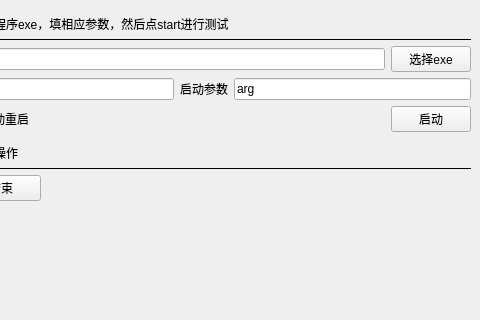
First picture: the form in Qt/MultiProcess_Win/Client/ClientWindow.ui, repository gongjianbo/MyTestCode, before the edit; both pictures show x 126 to 606 and y 0 to 320 of the 606 by 450 pixel window.
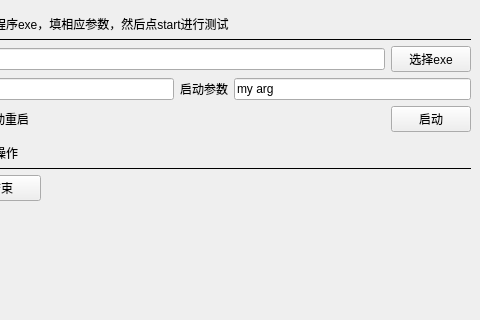
Second picture: the form after the edit.

The edit to the form file:
```diff
--- a/Qt/MultiProcess_Win/Client/ClientWindow.ui
+++ b/Qt/MultiProcess_Win/Client/ClientWindow.ui
@@ -80,7 +80,7 @@
       <item>
        <widget class="QLineEdit" name="editArg">
         <property name="text">
-         <string>arg</string>
+         <string>my arg</string>
         </property>
        </widget>
       </item>
```
